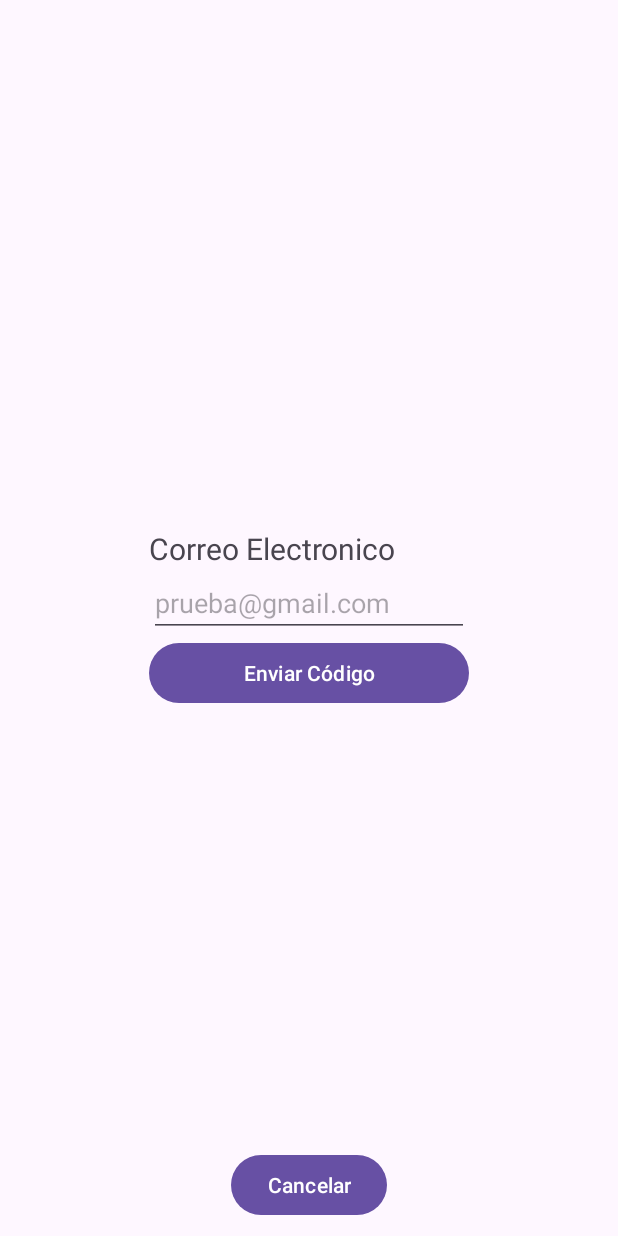
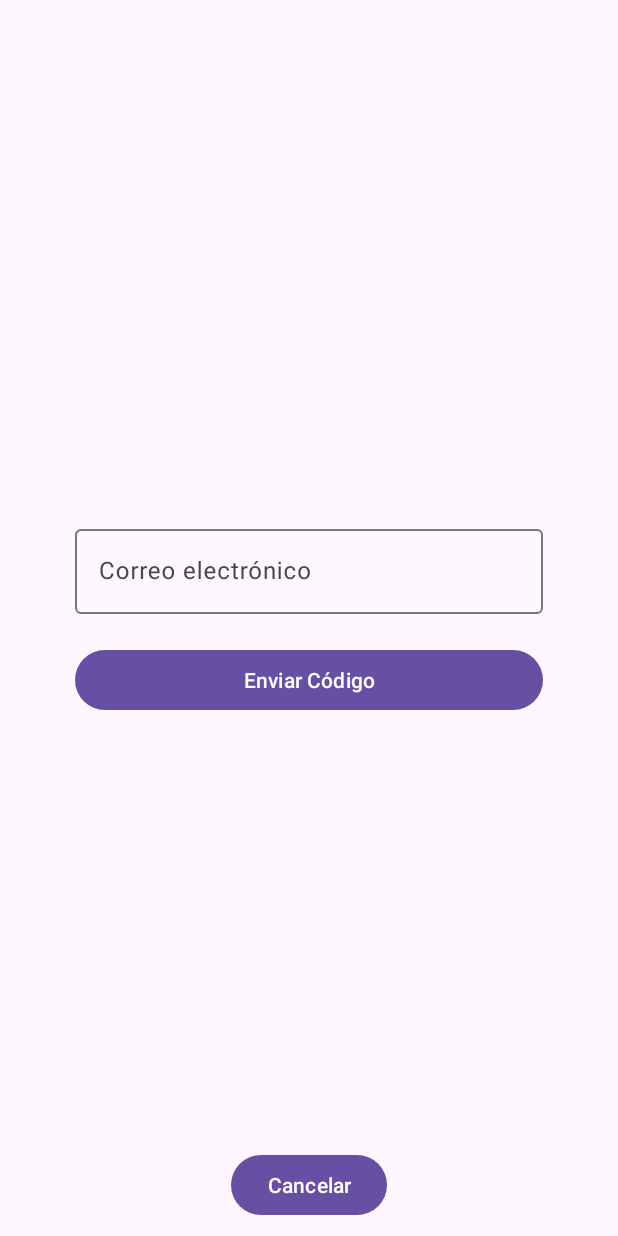
Before and after one commit to Lossani/PressurelessHealth, an Android app: the screen it shows after launch (MainActivity), after a tap on "Olvidé mi contraseña", on a phone screen of 412 x 824 dp. Run offline under Robolectric (Android 15) with nearby library versions, the phone set to English and light mode, and no system bars; 3 other taps on this screen came first.

Commit message:
Refactor: Update input fields to Material design in fragment_restart_password.xml.

```diff
--- a/app/src/main/res/layout/fragment_restart_password.xml
+++ b/app/src/main/res/layout/fragment_restart_password.xml
@@ -18,93 +18,160 @@
 
     <LinearLayout
         android:id="@+id/llSend"
-        android:layout_width="wrap_content"
+        android:layout_width="0dp"
         android:layout_height="wrap_content"
+        android:layout_marginHorizontal="50dp"
         android:orientation="vertical"
         app:layout_constraintBottom_toBottomOf="parent"
         app:layout_constraintEnd_toEndOf="parent"
         app:layout_constraintStart_toStartOf="parent"
         app:layout_constraintTop_toTopOf="parent">
 
-        <TextView
+<!--        <TextView-->
+<!--            android:layout_width="match_parent"-->
+<!--            android:layout_height="match_parent"-->
+<!--            android:text="Correo Electronico"-->
+<!--            android:textSize="20sp" />-->
+
+<!--        <EditText-->
+<!--            android:id="@+id/etSendCode"-->
+<!--            android:layout_width="match_parent"-->
+<!--            android:layout_height="wrap_content"-->
+<!--            android:ems="10"-->
+<!--            android:hint="prueba@gmail.com"-->
+<!--            android:inputType="text" />-->
+
+        <com.google.android.material.textfield.TextInputLayout
             android:layout_width="match_parent"
-            android:layout_height="match_parent"
-            android:text="Correo Electronico"
-            android:textSize="20sp" />
+            android:layout_height="wrap_content"
+            >
 
-        <EditText
+            <com.google.android.material.textfield.TextInputEditText
                 android:id="@+id/etSendCode"
                 android:layout_width="match_parent"
                 android:layout_height="wrap_content"
                 android:ems="10"
-            android:hint="prueba@gmail.com"
-            android:inputType="text" />
+                android:hint="Correo electrónico"
+                android:inputType="textEmailAddress"
+                android:password="true" />
+        </com.google.android.material.textfield.TextInputLayout>
 
         <Button
             android:id="@+id/btnSendCode"
             android:layout_width="match_parent"
             android:layout_height="wrap_content"
+            android:layout_marginTop="20dp"
             android:text="Enviar Código" />
     </LinearLayout>
 
     <LinearLayout
         android:id="@+id/llNewPassword"
-        android:layout_width="wrap_content"
+        android:layout_width="0dp"
         android:layout_height="wrap_content"
         android:orientation="vertical"
+        android:layout_marginHorizontal="40dp"
         app:layout_constraintBottom_toBottomOf="parent"
         app:layout_constraintEnd_toEndOf="parent"
         app:layout_constraintStart_toStartOf="parent"
         app:layout_constraintTop_toTopOf="parent">
 
-        <TextView
+<!--        <TextView-->
+<!--            android:layout_width="match_parent"-->
+<!--            android:layout_height="match_parent"-->
+<!--            android:text="Ingrese el código"-->
+<!--            android:textSize="20sp" />-->
+
+<!--        <EditText-->
+<!--            android:id="@+id/etValidNumber"-->
+<!--            android:layout_width="match_parent"-->
+<!--            android:layout_height="wrap_content"-->
+<!--            android:ems="10"-->
+<!--            android:hint="9999999"-->
+<!--            android:inputType="text" />-->
+
+        <com.google.android.material.textfield.TextInputLayout
             android:layout_width="match_parent"
-            android:layout_height="match_parent"
-            android:text="Ingrese el código"
-            android:textSize="20sp" />
+            android:layout_height="wrap_content"
+            >
 
-        <EditText
+            <com.google.android.material.textfield.TextInputEditText
                 android:id="@+id/etValidNumber"
                 android:layout_width="match_parent"
                 android:layout_height="wrap_content"
                 android:ems="10"
-            android:hint="9999999"
-            android:inputType="text" />
+                android:hint="Código de verificación"
+                android:inputType="number"
+                android:password="true" />
+        </com.google.android.material.textfield.TextInputLayout>
 
-        <TextView
+<!--        <TextView-->
+<!--            android:layout_width="match_parent"-->
+<!--            android:layout_height="match_parent"-->
+<!--            android:text="Nueva Contraseña"-->
+<!--            android:textSize="20sp" />-->
+
+<!--        <EditText-->
+<!--            android:id="@+id/etNewPassword"-->
+<!--            android:layout_width="match_parent"-->
+<!--            android:layout_height="wrap_content"-->
+<!--            android:ems="10"-->
+<!--            android:hint="******"-->
+<!--            android:inputType="text"-->
+<!--            android:password="true" />
+-->
+        <com.google.android.material.textfield.TextInputLayout
+            app:passwordToggleEnabled="true"
             android:layout_width="match_parent"
-            android:layout_height="match_parent"
-            android:text="Nueva Contraseña"
-            android:textSize="20sp" />
+            android:layout_height="wrap_content"
+            >
 
-        <EditText
+            <com.google.android.material.textfield.TextInputEditText
                 android:id="@+id/etNewPassword"
                 android:layout_width="match_parent"
                 android:layout_height="wrap_content"
                 android:ems="10"
-            android:hint="******"
-            android:inputType="text"
+                android:hint="Nueva contraseña"
+                android:inputType="textPassword"
                 android:password="true" />
+        </com.google.android.material.textfield.TextInputLayout>
 
-        <TextView
-            android:id="@+id/textView31"
+<!--        <TextView-->
+<!--            android:id="@+id/textView31"-->
+<!--            android:layout_width="match_parent"-->
+<!--            android:layout_height="wrap_content"-->
+<!--            android:text="Confirmar contraseña"-->
+<!--            android:textSize="20sp" />-->
+
+<!--        <EditText-->
+<!--            android:id="@+id/etConfirmPassword"-->
+<!--            android:layout_width="match_parent"-->
+<!--            android:layout_height="wrap_content"-->
+<!--            android:ems="10"-->
+<!--            android:hint="******"-->
+<!--            android:inputType="text"-->
+<!--            android:password="true" />-->
+
+        <com.google.android.material.textfield.TextInputLayout
+            app:passwordToggleEnabled="true"
             android:layout_width="match_parent"
             android:layout_height="wrap_content"
-            android:text="Confirmar contraseña" />
-
-        <EditText
+            >
+            <!-- <EditText -->
+            <com.google.android.material.textfield.TextInputEditText
                 android:id="@+id/etConfirmPassword"
                 android:layout_width="match_parent"
                 android:layout_height="wrap_content"
                 android:ems="10"
-            android:hint="******"
-            android:inputType="text"
+                android:hint="Confirmar Contraseña"
+                android:inputType="textPassword"
                 android:password="true" />
+        </com.google.android.material.textfield.TextInputLayout>
 
         <Button
             android:id="@+id/btnUpdatePassword"
             android:layout_width="match_parent"
             android:layout_height="wrap_content"
+            android:layout_marginTop="20dp"
             android:text="Actualizar Contraseña" />
     </LinearLayout>
 
```
Lines whose indentation alone changed are shown as unchanged.
